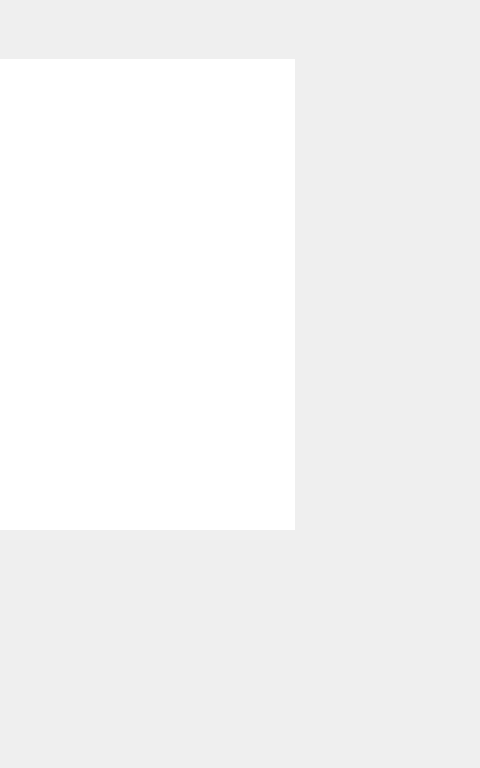
Qt form ui/mainwindow.ui (eriklemy/Detetive) before a commit; both pictures show x 886 to 1366 and y 0 to 768 of the 1366 by 768 pixel window.
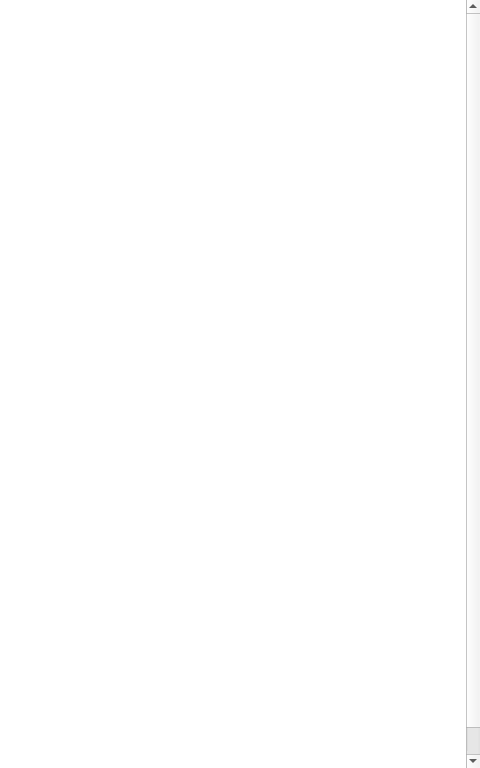
The same form after that commit.

What changed in the file:
```diff
--- a/ui/mainwindow.ui
+++ b/ui/mainwindow.ui
@@ -83,12 +83,18 @@
    <widget class="QTextBrowser" name="textBrowser">
     <property name="geometry">
      <rect>
-      <x>60</x>
-      <y>59</y>
-      <width>1121</width>
-      <height>471</height>
+      <x>0</x>
+      <y>0</y>
+      <width>1366</width>
+      <height>768</height>
      </rect>
     </property>
+    <property name="maximumSize">
+     <size>
+      <width>1366</width>
+      <height>768</height>
+     </size>
+    </property>
     <property name="font">
      <font>
       <family>Iosevka NF</family>
@@ -111,15 +117,36 @@
 &lt;html&gt;&lt;head&gt;&lt;meta name=&quot;qrichtext&quot; content=&quot;1&quot; /&gt;&lt;meta charset=&quot;utf-8&quot; /&gt;&lt;style type=&quot;text/css&quot;&gt;
 p, li { white-space: pre-wrap; }
 &lt;/style&gt;&lt;/head&gt;&lt;body style=&quot; font-family:'Iosevka NF'; font-size:9pt; font-weight:400; font-style:normal;&quot;&gt;
-&lt;p align=&quot;center&quot; style=&quot; margin-top:12px; margin-bottom:12px; margin-left:0px; margin-right:0px; -qt-block-indent:0; text-indent:0px;&quot;&gt;&lt;span style=&quot; font-family:'Segoe UI'; font-size:48pt; color:#ffffff;&quot;&gt;The Great Case&lt;/span&gt;&lt;/p&gt;
-&lt;p align=&quot;center&quot; style=&quot; margin-top:12px; margin-bottom:12px; margin-left:0px; margin-right:0px; -qt-block-indent:0; text-indent:0px;&quot;&gt;&lt;span style=&quot; font-family:'Segoe UI'; font-size:22pt; color:#ffffff;&quot;&gt;Detective Game&lt;br /&gt;&lt;/span&gt;&lt;/p&gt;
-&lt;p align=&quot;justify&quot; style=&quot;-qt-paragraph-type:empty; margin-top:12px; margin-bottom:12px; margin-left:0px; margin-right:0px; -qt-block-indent:0; text-indent:0px; color:#ffffff;&quot;&gt;&lt;br /&gt;&lt;/p&gt;
-&lt;p align=&quot;justify&quot; style=&quot; margin-top:12px; margin-bottom:12px; margin-left:0px; margin-right:0px; -qt-block-indent:0; text-indent:0px;&quot;&gt;&lt;span style=&quot; font-family:'Segoe UI'; font-size:14pt; color:#ffffff;&quot;&gt;	O jogo é baseado em regras de inferências de logica matemática, porém para poder ter as premissas é necessário que você com as respostas anteriores se baseie para as próximas. Cada local visitado será contado como uma hora e cada um deles terá uma premissa para ser usada**.&lt;/span&gt;&lt;/p&gt;
-&lt;p align=&quot;justify&quot; style=&quot; margin-top:0px; margin-bottom:0px; margin-left:0px; margin-right:0px; -qt-block-indent:0; text-indent:0px;&quot;&gt;&lt;span style=&quot; font-family:'Segoe UI'; font-size:14pt; color:#ffffff;&quot;&gt;	Após seis regras encontradas pode ou não ser possível resolver o caso, porém ainda deve ser indicado o culpado e se o culpado em questão não o for, perde se o jogo, e se for o certo você salva a cidade.&lt;/span&gt;&lt;/p&gt;
-&lt;p align=&quot;justify&quot; style=&quot; margin-top:0px; margin-bottom:0px; margin-left:0px; margin-right:0px; -qt-block-indent:0; text-indent:0px;&quot;&gt;&lt;span style=&quot; font-family:'Segoe UI'; font-size:14pt; color:#ffffff;&quot;&gt;	&lt;/span&gt;&lt;span style=&quot; font-family:'Segoe UI'; font-size:16pt; color:#ffffff;&quot;&gt;**&lt;/span&gt;&lt;span style=&quot; color:#ffffff;&quot;&gt;Recomendasse anotar as p&lt;/span&gt;&lt;span style=&quot; font-family:'Calibri','sans-serif'; font-size:11pt; color:#ffffff;&quot;&gt;remissa&lt;/span&gt;&lt;span style=&quot; color:#ffffff;&quot;&gt; encontradas &lt;/span&gt;&lt;span style=&quot; font-family:'Segoe UI'; font-size:14pt; color:#ffffff;&quot;&gt; 					&lt;/span&gt;&lt;/p&gt;
-&lt;p align=&quot;right&quot; style=&quot; margin-top:0px; margin-bottom:0px; margin-left:0px; margin-right:0px; -qt-block-indent:0; text-indent:0px;&quot;&gt;&lt;span style=&quot; font-family:'Segoe UI'; font-size:14pt; color:#ffffff;&quot;&gt;					&lt;/span&gt;&lt;span style=&quot; font-family:'Segoe UI'; font-size:11pt; color:#ffffff;&quot;&gt;Made by Erick e Guilherme&lt;/span&gt;&lt;/p&gt;&lt;/body&gt;&lt;/html&gt;</string>
+&lt;p align=&quot;center&quot; style=&quot; margin-top:0px; margin-bottom:0px; margin-left:0px; margin-right:0px; -qt-block-indent:0; text-indent:0px;&quot;&gt;&lt;span style=&quot; font-family:'Segoe UI'; font-size:48pt; color:#ffffff;&quot;&gt;The Great Case&lt;/span&gt;&lt;/p&gt;
+&lt;p align=&quot;center&quot; style=&quot; margin-top:12px; margin-bottom:12px; margin-left:0px; margin-right:0px; -qt-block-indent:0; text-indent:0px;&quot;&gt;&lt;span style=&quot; font-family:'Segoe UI'; font-size:22pt; font-style:italic; color:#ffffff;&quot;&gt;Detective Game&lt;br /&gt;&lt;/span&gt;&lt;/p&gt;
+&lt;p align=&quot;justify&quot; style=&quot;-qt-paragraph-type:empty; margin-top:12px; margin-bottom:12px; margin-left:0px; margin-right:0px; -qt-block-indent:0; text-indent:0px; font-style:italic; color:#ffffff;&quot;&gt;&lt;br /&gt;&lt;/p&gt;
+&lt;p align=&quot;justify&quot; style=&quot;-qt-paragraph-type:empty; margin-top:12px; margin-bottom:12px; margin-left:0px; margin-right:0px; -qt-block-indent:0; text-indent:0px;&quot;&gt;&lt;br /&gt;&lt;/p&gt;
+&lt;p align=&quot;justify&quot; style=&quot;-qt-paragraph-type:empty; margin-top:12px; margin-bottom:12px; margin-left:0px; margin-right:0px; -qt-block-indent:0; text-indent:0px; font-family:'Segoe UI'; font-size:12pt; color:#ffffff;&quot;&gt;&lt;br /&gt;&lt;/p&gt;
+&lt;p align=&quot;center&quot; style=&quot; margin-top:12px; margin-bottom:12px; margin-left:0px; margin-right:0px; -qt-block-indent:0; text-indent:0px;&quot;&gt;&lt;span style=&quot; font-family:'Segoe UI'; font-size:12pt; font-weight:700; color:#ffffff;&quot;&gt;Instruções:&lt;/span&gt;&lt;/p&gt;
+&lt;p align=&quot;center&quot; style=&quot; margin-top:12px; margin-bottom:12px; margin-left:0px; margin-right:0px; -qt-block-indent:0; text-indent:0px;&quot;&gt;&lt;span style=&quot; font-family:'Segoe UI'; font-size:12pt; color:#ffffff;&quot;&gt;- O jogo é baseado em regras de inferências de logica matemática&lt;/span&gt;&lt;/p&gt;
+&lt;p align=&quot;center&quot; style=&quot; margin-top:12px; margin-bottom:12px; margin-left:0px; margin-right:0px; -qt-block-indent:0; text-indent:0px;&quot;&gt;&lt;span style=&quot; font-family:'Segoe UI'; font-size:12pt; color:#ffffff;&quot;&gt;- Para poder ter as premissas é necessário que você com as respostas anteriores se baseie para as próximas.&lt;/span&gt;&lt;/p&gt;
+&lt;p align=&quot;center&quot; style=&quot; margin-top:12px; margin-bottom:12px; margin-left:0px; margin-right:0px; -qt-block-indent:0; text-indent:0px;&quot;&gt;&lt;span style=&quot; font-family:'Segoe UI'; font-size:12pt; color:#ffffff;&quot;&gt;- Cada local visitado será contado como uma hora e cada um deles terá uma premissa para ser usada**.&lt;/span&gt;&lt;/p&gt;
+&lt;p align=&quot;center&quot; style=&quot; margin-top:0px; margin-bottom:0px; margin-left:0px; margin-right:0px; -qt-block-indent:0; text-indent:0px;&quot;&gt;&lt;span style=&quot; font-family:'Segoe UI'; font-size:12pt; color:#ffffff;&quot;&gt;- Após seis regras encontradas pode ou não ser possível resolver o caso.&lt;/span&gt;&lt;/p&gt;
+&lt;p align=&quot;center&quot; style=&quot; margin-top:0px; margin-bottom:0px; margin-left:0px; margin-right:0px; -qt-block-indent:0; text-indent:0px;&quot;&gt;&lt;span style=&quot; font-family:'Segoe UI'; font-size:10pt; font-weight:700; font-style:italic; color:#ffffff;&quot;&gt;0bs: O culpado deve ser indicado - se o culpado em questão não o for, perde se o jogo, e se for o certo você salva a cidade.&lt;/span&gt;&lt;/p&gt;
+&lt;p align=&quot;justify&quot; style=&quot;-qt-paragraph-type:empty; margin-top:0px; margin-bottom:0px; margin-left:0px; margin-right:0px; -qt-block-indent:0; text-indent:0px; font-family:'Segoe UI'; font-size:12pt; color:#ffffff;&quot;&gt;&lt;br /&gt;&lt;/p&gt;
+&lt;p align=&quot;justify&quot; style=&quot; margin-top:0px; margin-bottom:0px; margin-left:0px; margin-right:0px; -qt-block-indent:0; text-indent:0px;&quot;&gt;&lt;span style=&quot; color:#ffffff;&quot;&gt; &lt;/span&gt;&lt;span style=&quot; font-family:'Segoe UI'; font-size:14pt; color:#ffffff;&quot;&gt; 					&lt;/span&gt;&lt;/p&gt;
+&lt;p align=&quot;right&quot; style=&quot; margin-top:0px; margin-bottom:0px; margin-left:0px; margin-right:0px; -qt-block-indent:0; text-indent:0px;&quot;&gt;&lt;span style=&quot; font-family:'Segoe UI'; font-size:14pt; color:#ffffff;&quot;&gt;				&lt;/span&gt;&lt;/p&gt;
+&lt;p align=&quot;right&quot; style=&quot;-qt-paragraph-type:empty; margin-top:0px; margin-bottom:0px; margin-left:0px; margin-right:0px; -qt-block-indent:0; text-indent:0px; font-family:'Segoe UI'; font-size:14pt; color:#ffffff;&quot;&gt;&lt;br /&gt;&lt;/p&gt;
+&lt;p align=&quot;right&quot; style=&quot;-qt-paragraph-type:empty; margin-top:0px; margin-bottom:0px; margin-left:0px; margin-right:0px; -qt-block-indent:0; text-indent:0px; font-family:'Segoe UI'; font-size:14pt; color:#ffffff;&quot;&gt;&lt;br /&gt;&lt;/p&gt;
+&lt;p align=&quot;right&quot; style=&quot;-qt-paragraph-type:empty; margin-top:0px; margin-bottom:0px; margin-left:0px; margin-right:0px; -qt-block-indent:0; text-indent:0px; font-family:'Segoe UI'; font-size:14pt; color:#ffffff;&quot;&gt;&lt;br /&gt;&lt;/p&gt;
+&lt;p align=&quot;right&quot; style=&quot;-qt-paragraph-type:empty; margin-top:0px; margin-bottom:0px; margin-left:0px; margin-right:0px; -qt-block-indent:0; text-indent:0px; font-family:'Segoe UI'; font-size:14pt; color:#ffffff;&quot;&gt;&lt;br /&gt;&lt;/p&gt;
+&lt;p align=&quot;right&quot; style=&quot;-qt-paragraph-type:empty; margin-top:0px; margin-bottom:0px; margin-left:0px; margin-right:0px; -qt-block-indent:0; text-indent:0px; font-family:'Segoe UI'; font-size:14pt; color:#ffffff;&quot;&gt;&lt;br /&gt;&lt;/p&gt;
+&lt;p align=&quot;right&quot; style=&quot;-qt-paragraph-type:empty; margin-top:0px; margin-bottom:0px; margin-left:0px; margin-right:0px; -qt-block-indent:0; text-indent:0px; font-family:'Segoe UI'; font-size:14pt; color:#ffffff;&quot;&gt;&lt;br /&gt;&lt;/p&gt;
+&lt;p align=&quot;right&quot; style=&quot;-qt-paragraph-type:empty; margin-top:0px; margin-bottom:0px; margin-left:0px; margin-right:0px; -qt-block-indent:0; text-indent:0px; font-family:'Segoe UI'; font-size:14pt; color:#ffffff;&quot;&gt;&lt;br /&gt;&lt;/p&gt;
+&lt;p align=&quot;right&quot; style=&quot;-qt-paragraph-type:empty; margin-top:0px; margin-bottom:0px; margin-left:0px; margin-right:0px; -qt-block-indent:0; text-indent:0px; font-family:'Segoe UI'; font-size:14pt; color:#ffffff;&quot;&gt;&lt;br /&gt;&lt;/p&gt;
+&lt;p align=&quot;right&quot; style=&quot;-qt-paragraph-type:empty; margin-top:0px; margin-bottom:0px; margin-left:0px; margin-right:0px; -qt-block-indent:0; text-indent:0px; font-family:'Segoe UI'; font-size:11pt; color:#ffffff;&quot;&gt;&lt;br /&gt;&lt;/p&gt;
+&lt;p style=&quot; margin-top:0px; margin-bottom:0px; margin-left:0px; margin-right:0px; -qt-block-indent:0; text-indent:0px;&quot;&gt;&lt;span style=&quot; font-family:'Segoe UI'; font-size:16pt; color:#ffffff;&quot;&gt;**&lt;/span&gt;&lt;span style=&quot; color:#ffffff;&quot;&gt;Recomendasse anotar as p&lt;/span&gt;&lt;span style=&quot; font-family:'Calibri','sans-serif'; font-size:11pt; color:#ffffff;&quot;&gt;remissa&lt;/span&gt;&lt;span style=&quot; color:#ffffff;&quot;&gt; encontradas				       							       &lt;/span&gt;&lt;span style=&quot; font-family:'Segoe UI'; font-size:11pt; color:#ffffff;&quot;&gt;Made by: &lt;/span&gt;&lt;span style=&quot; font-family:'Segoe UI'; font-size:11pt; font-style:italic; color:#ffffff;&quot;&gt;Erick e Guilherme&lt;/span&gt;&lt;/p&gt;&lt;/body&gt;&lt;/html&gt;</string>
     </property>
    </widget>
+   <zorder>label</zorder>
+   <zorder>textBrowser</zorder>
+   <zorder>playButton</zorder>
+   <zorder>exitButton</zorder>
   </widget>
  </widget>
  <resources/>
```
